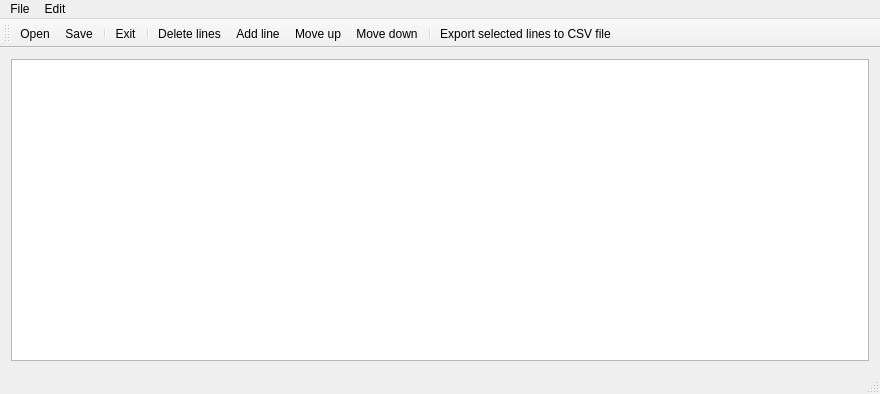
Before: the Qt Designer form IMSProg_editor/ezp_chip_editor.ui in bigbigmdm/IMSProg, drawn with Qt 5.
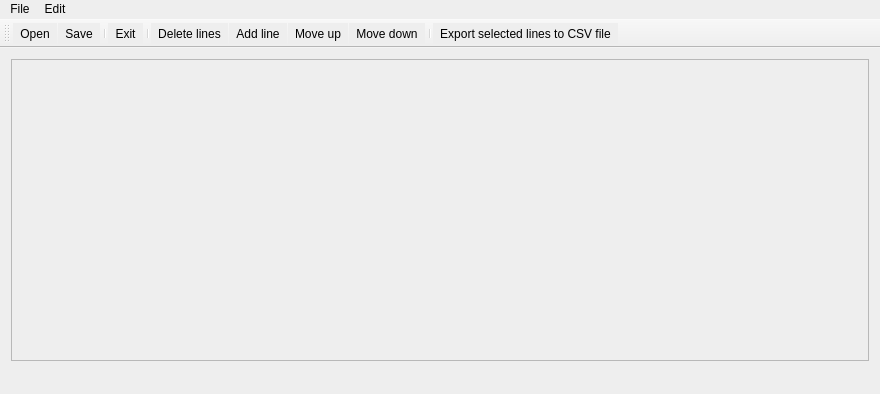
After: the same form once the commit is applied. Icons and pictures are not drawn.

```diff
--- a/IMSProg_editor/ezp_chip_editor.ui
+++ b/IMSProg_editor/ezp_chip_editor.ui
@@ -13,6 +13,9 @@
   <property name="windowTitle">
    <string>IMSProg chip database editor</string>
   </property>
+  <property name="styleSheet">
+   <string notr="true">background:#eee</string>
+  </property>
   <widget class="QWidget" name="centralWidget">
    <layout class="QVBoxLayout" name="verticalLayout">
     <item>
@@ -38,7 +41,7 @@
      <x>0</x>
      <y>0</y>
      <width>880</width>
-     <height>22</height>
+     <height>24</height>
     </rect>
    </property>
    <widget class="QMenu" name="menuFile">
```
